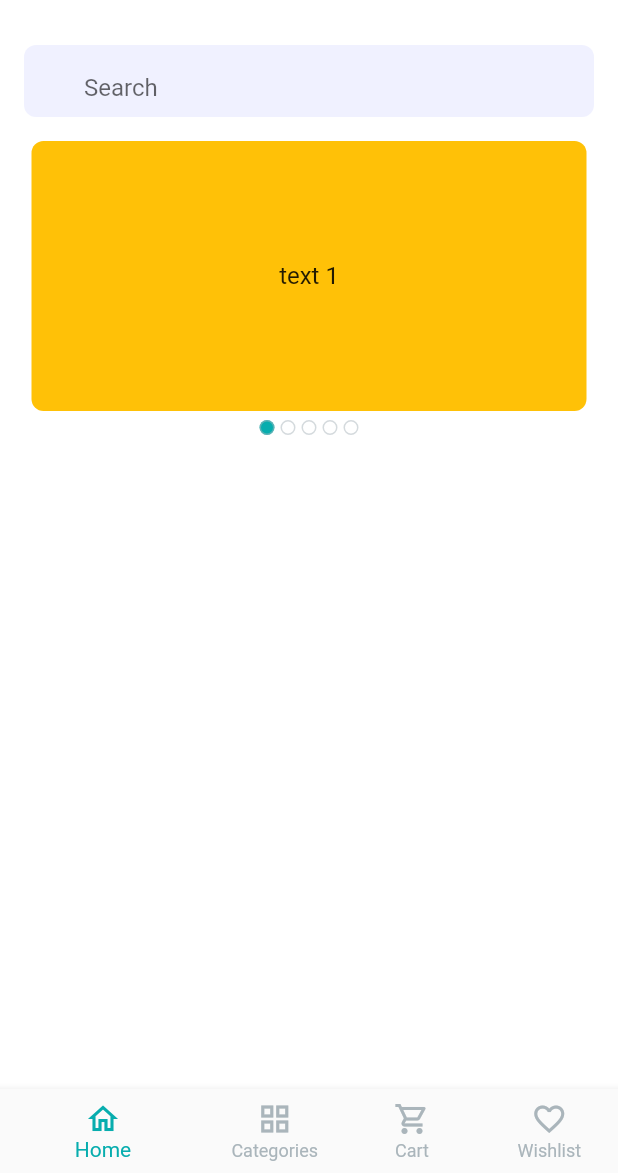
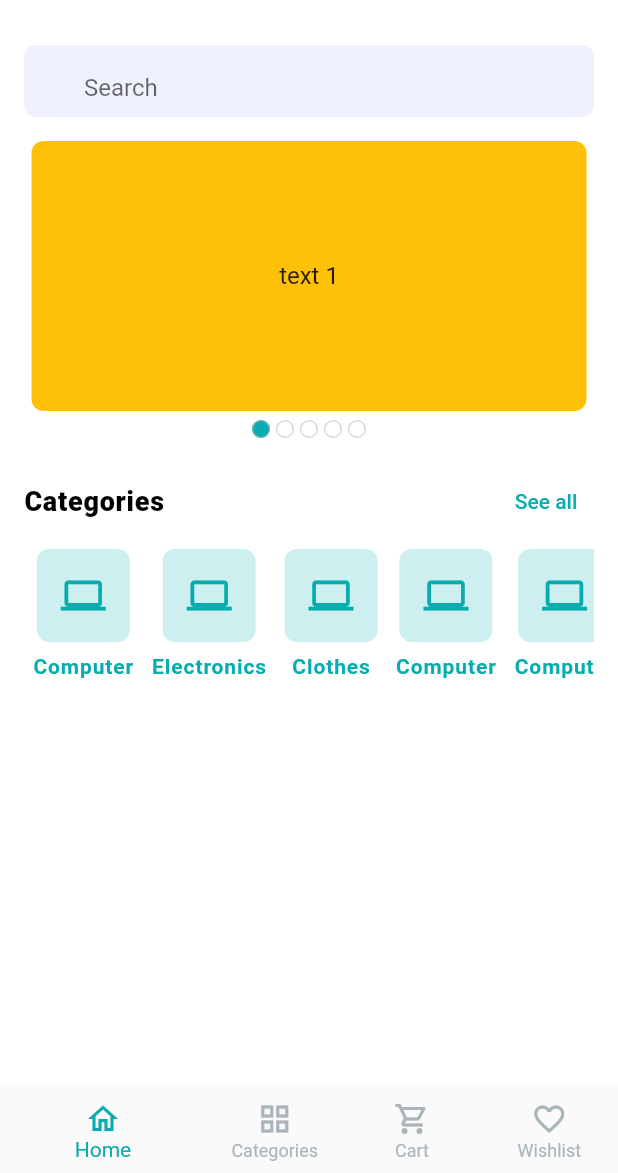
Before and after one commit to Ali007G/ecommerce_shopanbd_app, a Flutter app: the screen it shows after launch, on a phone screen of 412 x 824 dp, the part 63-1236 px from its top. Run offline on Flutter 3.47's test engine with Material 2 defaults, Android fonts, the phone set to English and light mode, and no system bars; drawn by our look-alikes of carousel_slider; our stand-ins replace get, pin_code_fields.

Commit message:
Home screen category & grid

```diff
--- a/lib/ui/screens/home_screen.dart
+++ b/lib/ui/screens/home_screen.dart
@@ -1,9 +1,15 @@
-import 'package:carousel_slider/carousel_slider.dart';
+//import 'package:carousel_slider/carousel_slider.dart';
+//import 'package:ecommerce_shopanbd/ui/utills/app_colours.dart';
+//import 'package:ecommerce_shopanbd/ui/utills/app_colours.dart';
+//import 'package:ecommerce_shopanbd/ui/utills/styles.dart';
 import 'package:ecommerce_shopanbd/ui/utills/app_colours.dart';
-import 'package:flutter/cupertino.dart';
 import 'package:flutter/material.dart';
-
-import '../widgets/app_bar_icon_button.dart';
+//import 'package:get/get.dart';
+import '../widgets/catrgory_card_widget.dart';
+import '../widgets/home/app_bar_icon_button.dart';
+import '../widgets/home/home_carousal_widget.dart';
+import '../widgets/home/remarks_title_widget.dart';
+import '../widgets/home/search_text_field.dart';
 
 class HomeScreen extends StatefulWidget {
   const HomeScreen({Key? key}) : super(key: key);
@@ -14,7 +20,7 @@ class HomeScreen extends StatefulWidget {
 
 class _HomeScreenState extends State<HomeScreen> {
   //CarouselController _carouselController = CarouselController();
-  ValueNotifier<int> _currentCarouselIndex = ValueNotifier(0);
+  //ValueNotifier<int> _currentCarouselIndex = ValueNotifier(0);
 
   @override
   Widget build(BuildContext context) {
@@ -43,96 +49,49 @@ class _HomeScreenState extends State<HomeScreen> {
         ),
       ),
       body: Padding(
-        padding: EdgeInsets.all(16),
+        padding: const EdgeInsets.all(16),
         child: Column(
           children: [
-            TextField(
-              keyboardType: TextInputType.text,
-              textInputAction: TextInputAction.search,
-              onSubmitted: (value) {},
-              decoration: InputDecoration(
-                contentPadding: const EdgeInsets.symmetric(horizontal: 16),
-                fillColor: softGreyColor.withOpacity(0.2),
-                filled: true,
-                hintText: 'Search',
-                prefix: Icon(
-                  Icons.search,
-                  color: softGreyColor,
-                ),
-                enabledBorder: OutlineInputBorder(
-                  borderSide: BorderSide.none,
-                  borderRadius: BorderRadius.circular(8),
-                ),
-                focusedBorder: OutlineInputBorder(
-                  borderSide: BorderSide.none,
-                  borderRadius: BorderRadius.circular(8),
-                ),
-              ),
-            ),
+            const SearchTextField(),
             const SizedBox(
               height: 16,
             ),
-            CarouselSlider(
-              //carouselController: _carouselController,
-              options: CarouselOptions(
-                height: 180,
-                viewportFraction: 1,
-                autoPlay: true,
-                onPageChanged: (index, _) {
-                  _currentCarouselIndex.value = index;
-                },
-                autoPlayInterval: Duration(seconds: 5),
-              ),
-              items: [1, 2, 3, 4, 5].map((i) {
-                return Builder(
-                  builder: (BuildContext context) {
-                    return Container(
-                        width: MediaQuery.of(context).size.width,
-                        margin: const EdgeInsets.symmetric(horizontal: 5.0),
-                        decoration: BoxDecoration(
-                          color: Colors.amber,
-                          borderRadius: BorderRadius.circular(8),
-                        ),
-                        alignment: Alignment.center,
-                        child: Text(
-                          'text $i',
-                          style: const TextStyle(fontSize: 16.0),
-                        ),);
-                  },
-                );
-              }).toList(),
+            HomeCarousalWidget(),
+            const SizedBox(
+              height: 16,
+            ),
+            RemarksTitleWidget(
+              remarksName: 'Categories',
+              onTapSeeAll: (){},
             ),
             const SizedBox(
-              height: 4,
+              height: 8,
             ),
-            ValueListenableBuilder(
-              valueListenable: _currentCarouselIndex,
-              builder: (context, currentValue, _) {
-                return Row(
-                  mainAxisAlignment: MainAxisAlignment.center,
-                  children: [
-                    for(int i=0; i<5 ; i++)
-                      Padding(
-                        padding: const EdgeInsets.all(2.0),
-                        // child: CircleAvatar(
-                        //   radius: 5,
-                        // ),
-                        child: Container(
-                          height: 10,
-                          width: 10,
-                          decoration: BoxDecoration(
-                            color: currentValue == i ? primaryColor : null,
-                            border: Border.all(color: greyColor.withOpacity(0.5)),
-                            borderRadius: BorderRadius.circular(10),
-                          ),
-                        ),
-                      ),
-                  ],
-                );
-              }
+            SingleChildScrollView(
+              scrollDirection: Axis.horizontal,
+              child: Row(
+                children: const [
+                  CategoryCardWidget(
+                    name: 'Computer',
+                  ),
+                  CategoryCardWidget(
+                    name: 'Electronics',
+                  ),
+                  CategoryCardWidget(
+                    name: 'Clothes',
+                  ),
+                  CategoryCardWidget(
+                    name: 'Computer',
+                  ),
+                  CategoryCardWidget(
+                    name: 'Computer',
+                  ),
+                  CategoryCardWidget(
+                    name: 'Computer',
+                  ),
+                ],
+              ),
             ),
-
-
           ],
         ),
       ),
--- /dev/null
+++ b/lib/ui/widgets/catrgory_card_widget.dart
@@ -0,0 +1,42 @@
+import 'package:flutter/material.dart';
+
+import '../utills/app_colours.dart';
+
+class CategoryCardWidget extends StatelessWidget {
+  const CategoryCardWidget({
+    Key? key, required this.name,
+  }) : super(key: key);
+
+  final String name;
+
+
+  @override
+  Widget build(BuildContext context) {
+    return Padding(
+      padding: const EdgeInsets.symmetric(horizontal: 6),
+      child: Column(
+        crossAxisAlignment: CrossAxisAlignment.center,
+        children: [
+          Container(
+            decoration: BoxDecoration(
+                color: primaryColor.withOpacity(0.2),
+                borderRadius: BorderRadius.circular(8)
+            ),
+            child: const Padding(
+              padding: EdgeInsets.all(16.0),
+              child: Icon(Icons.computer, size: 30, color: primaryColor,),
+            ),
+          ),
+          const SizedBox(height: 8),
+          Text(name, textAlign: TextAlign.center,
+            style: TextStyle(
+                fontWeight: FontWeight.w700,
+                color: primaryColor,
+                letterSpacing: 0.6,
+                fontSize: 14
+            ),),
+        ],
+      ),
+    );
+  }
+}
--- a/lib/ui/widgets/app_bar_icon_button.dart
+++ b/lib/ui/widgets/home/app_bar_icon_button.dart
@@ -1,6 +1,6 @@
 import 'package:flutter/material.dart';
 
-import '../utills/app_colours.dart';
+import '../../utills/app_colours.dart';
 
 class AppBarIconButton extends StatelessWidget {
   const AppBarIconButton({
--- /dev/null
+++ b/lib/ui/widgets/home/home_carousal_widget.dart
@@ -0,0 +1,77 @@
+import 'package:carousel_slider/carousel_slider.dart';
+import 'package:flutter/material.dart';
+
+import '../../utills/app_colours.dart';
+
+class HomeCarousalWidget extends StatelessWidget {
+  final ValueNotifier<int> _currentCarouselIndex = ValueNotifier(0);
+
+  HomeCarousalWidget({Key? key}) : super(key: key);
+
+  @override
+  Widget build(BuildContext context) {
+    return Column(
+      children: [
+        CarouselSlider(
+          //carouselController: _carouselController,
+          options: CarouselOptions(
+            height: 180,
+            viewportFraction: 1,
+            autoPlay: true,
+            onPageChanged: (index, _) {
+              _currentCarouselIndex.value = index;
+            },
+            autoPlayInterval: const Duration(seconds: 5),
+          ),
+          items: [1, 2, 3, 4, 5].map((i) {
+            return Builder(
+              builder: (BuildContext context) {
+                return Container(
+                  width: MediaQuery.of(context).size.width,
+                  margin: const EdgeInsets.symmetric(horizontal: 5.0),
+                  decoration: BoxDecoration(
+                    color: Colors.amber,
+                    borderRadius: BorderRadius.circular(8),
+                  ),
+                  alignment: Alignment.center,
+                  child: Text(
+                    'text $i',
+                    style: const TextStyle(fontSize: 16.0),
+                  ),);
+              },
+            );
+          }).toList(),
+        ),
+        const SizedBox(
+          height: 4,
+        ),
+        ValueListenableBuilder(
+            valueListenable: _currentCarouselIndex,
+            builder: (context, currentValue, _) {
+              return Row(
+                mainAxisAlignment: MainAxisAlignment.center,
+                children: [
+                  for(int i=0; i<5 ; i++)
+                    Padding(
+                      padding: const EdgeInsets.all(2.0),
+                      // child: CircleAvatar(
+                      //   radius: 5,
+                      // ),
+                      child: Container(
+                        height: 12,
+                        width: 12,
+                        decoration: BoxDecoration(
+                          color: currentValue == i ? primaryColor : null,
+                          border: Border.all(color: greyColor.withOpacity(0.5)),
+                          borderRadius: BorderRadius.circular(10),
+                        ),
+                      ),
+                    ),
+                ],
+              );
+            }
+        ),
+      ],
+    );
+  }
+}
--- /dev/null
+++ b/lib/ui/widgets/home/remarks_title_widget.dart
@@ -0,0 +1,36 @@
+import 'package:flutter/material.dart';
+
+import '../../utills/app_colours.dart';
+import '../../utills/styles.dart';
+
+class RemarksTitleWidget extends StatelessWidget {
+  const RemarksTitleWidget({
+    Key? key, required this.remarksName, required this.onTapSeeAll,
+  }) : super(key: key);
+
+  final String remarksName;
+  final VoidCallback onTapSeeAll;
+
+  @override
+  Widget build(BuildContext context) {
+    return Row(
+      mainAxisAlignment: MainAxisAlignment.spaceBetween,
+      children: [
+        Text(
+          remarksName,
+          style: titleTextStyle.copyWith(
+            fontSize: 18,
+            fontWeight: FontWeight.w800,
+          ),
+        ),
+        TextButton(
+          onPressed: onTapSeeAll,
+          child: const Text(
+            'See all',
+            style: TextStyle(color: primaryColor),
+          ),
+        ),
+      ],
+    );
+  }
+}
--- /dev/null
+++ b/lib/ui/widgets/home/search_text_field.dart
@@ -0,0 +1,36 @@
+import 'package:flutter/material.dart';
+
+import '../../utills/app_colours.dart';
+
+class SearchTextField extends StatelessWidget {
+  const SearchTextField({
+    Key? key,
+  }) : super(key: key);
+
+  @override
+  Widget build(BuildContext context) {
+    return TextField(
+      keyboardType: TextInputType.text,
+      textInputAction: TextInputAction.search,
+      onSubmitted: (value) {},
+      decoration: InputDecoration(
+        contentPadding: const EdgeInsets.symmetric(horizontal: 16),
+        fillColor: softGreyColor.withOpacity(0.2),
+        filled: true,
+        hintText: 'Search',
+        prefix: const Icon(
+          Icons.search,
+          color: softGreyColor,
+        ),
+        enabledBorder: OutlineInputBorder(
+          borderSide: BorderSide.none,
+          borderRadius: BorderRadius.circular(8),
+        ),
+        focusedBorder: OutlineInputBorder(
+          borderSide: BorderSide.none,
+          borderRadius: BorderRadius.circular(8),
+        ),
+      ),
+    );
+  }
+}
```
